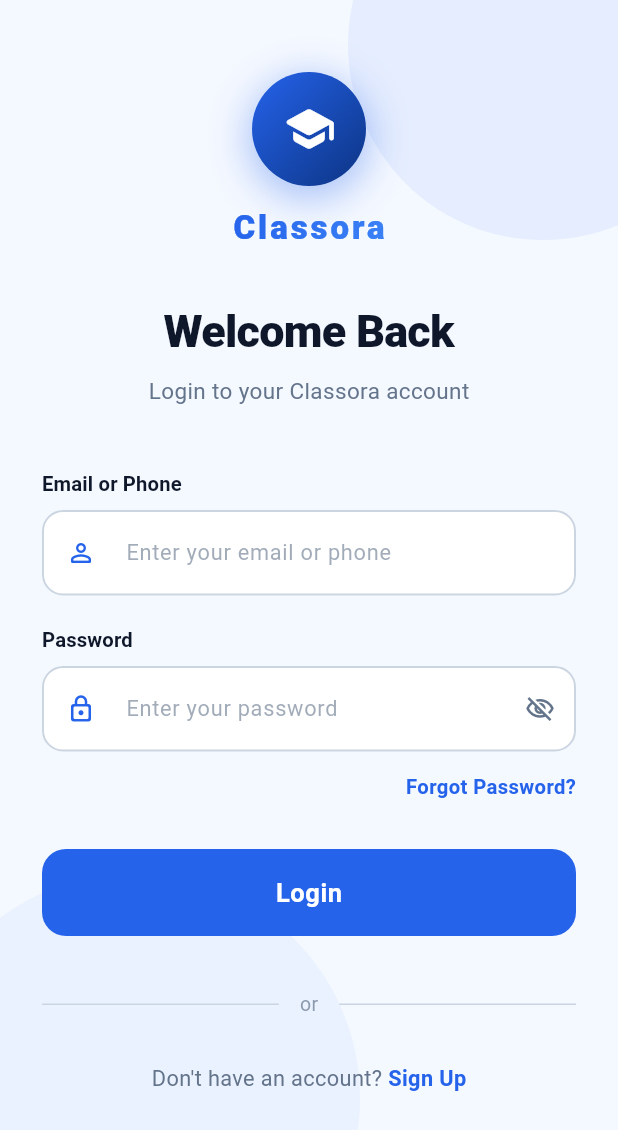
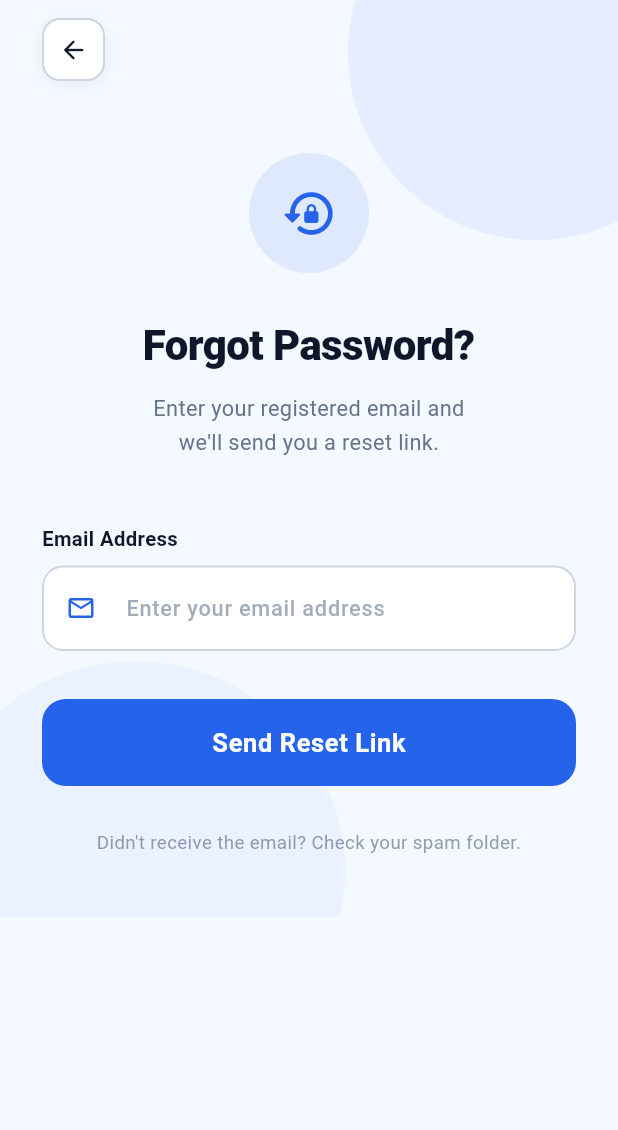
Before and after one commit to mardy-cse/Classora, a Flutter app: the LoginScreen screen opened directly, after a tap on "Forgot Password?", on a phone screen of 412 x 824 dp. Shown: the top 1130 px of the screen. Run offline on Flutter 3.47's test engine with Material 3 defaults, Android fonts, the phone set to English and light mode, and no system bars.

Commit message:
feat: add login, signup, and forgot password screens

```diff
--- /dev/null
+++ b/lib/screens/forgot_password_screen.dart
@@ -0,0 +1,433 @@
+import 'package:flutter/material.dart';
+import 'package:flutter/services.dart';
+
+const _kPrimary   = Color(0xFF2563EB);
+const _kAccent    = Color(0xFF3B82F6);
+const _kBg        = Color(0xFFF4F8FF);
+const _kTextDark  = Color(0xFF0F172A);
+const _kTextMuted = Color(0xFF64748B);
+const _kBorder    = Color(0xFFCBD5E1);
+const _kError     = Color(0xFFEF4444);
+const _kGreen     = Color(0xFF10B981);
+
+class ForgotPasswordScreen extends StatefulWidget {
+  const ForgotPasswordScreen({super.key});
+
+  @override
+  State<ForgotPasswordScreen> createState() => _ForgotPasswordScreenState();
+}
+
+class _ForgotPasswordScreenState extends State<ForgotPasswordScreen>
+    with SingleTickerProviderStateMixin {
+  final _formKey  = GlobalKey<FormState>();
+  final _emailCtrl = TextEditingController();
+  bool _loading   = false;
+  bool _sent      = false;
+
+  late final AnimationController _anim;
+  late final Animation<double>   _fade;
+  late final Animation<Offset>   _slide;
+
+  @override
+  void initState() {
+    super.initState();
+    _anim = AnimationController(
+      vsync: this,
+      duration: const Duration(milliseconds: 500),
+    )..forward();
+    _fade  = CurvedAnimation(parent: _anim, curve: Curves.easeOut);
+    _slide = Tween<Offset>(
+      begin: const Offset(0, 0.12),
+      end: Offset.zero,
+    ).animate(CurvedAnimation(parent: _anim, curve: Curves.easeOutCubic));
+  }
+
+  @override
+  void dispose() {
+    _emailCtrl.dispose();
+    _anim.dispose();
+    super.dispose();
+  }
+
+  String? _validateEmail(String? v) {
+    if (v == null || v.trim().isEmpty) return 'Email is required';
+    final re = RegExp(r'^[\w.+-]+@[\w-]+\.[a-z]{2,}$', caseSensitive: false);
+    if (!re.hasMatch(v.trim())) return 'Enter a valid email address';
+    return null;
+  }
+
+  Future<void> _send() async {
+    FocusScope.of(context).unfocus();
+    if (!_formKey.currentState!.validate()) return;
+    setState(() => _loading = true);
+    await Future.delayed(const Duration(milliseconds: 1400));
+    if (!mounted) return;
+    setState(() {
+      _loading = false;
+      _sent    = true;
+    });
+    _anim.forward(from: 0);
+  }
+
+  @override
+  Widget build(BuildContext context) {
+    final safeTop    = MediaQuery.of(context).padding.top;
+    final safeBottom = MediaQuery.of(context).padding.bottom;
+
+    return AnnotatedRegion<SystemUiOverlayStyle>(
+      value: const SystemUiOverlayStyle(
+        statusBarColor: Colors.transparent,
+        statusBarIconBrightness: Brightness.dark,
+        systemNavigationBarColor: _kBg,
+        systemNavigationBarIconBrightness: Brightness.dark,
+      ),
+      child: Scaffold(
+        backgroundColor: _kBg,
+        body: Stack(
+          children: [
+            // Background blobs
+            Positioned(
+              top: -90, right: -70,
+              child: _Blob(250, _kPrimary.withOpacity(0.07)),
+            ),
+            Positioned(
+              bottom: -110, left: -50,
+              child: _Blob(280, _kAccent.withOpacity(0.055)),
+            ),
+
+            SingleChildScrollView(
+              physics: const BouncingScrollPhysics(),
+              child: Padding(
+                padding: EdgeInsets.only(
+                  top: safeTop + 12,
+                  left: 28,
+                  right: 28,
+                  bottom: safeBottom + 40,
+                ),
+                child: FadeTransition(
+                  opacity: _fade,
+                  child: SlideTransition(
+                    position: _slide,
+                    child: Column(
+                      crossAxisAlignment: CrossAxisAlignment.center,
+                      children: [
+                        // Back button
+                        Align(
+                          alignment: Alignment.centerLeft,
+                          child: GestureDetector(
+                            onTap: () => Navigator.of(context).pop(),
+                            child: Container(
+                              width: 42,
+                              height: 42,
+                              decoration: BoxDecoration(
+                                color: Colors.white,
+                                borderRadius: BorderRadius.circular(12),
+                                border:
+                                    Border.all(color: _kBorder, width: 1.3),
+                                boxShadow: [
+                                  BoxShadow(
+                                    color: Colors.black.withOpacity(0.05),
+                                    blurRadius: 8,
+                                    offset: const Offset(0, 2),
+                                  ),
+                                ],
+                              ),
+                              child: const Icon(
+                                Icons.arrow_back_rounded,
+                                color: _kTextDark,
+                                size: 20,
+                              ),
+                            ),
+                          ),
+                        ),
+
+                        const SizedBox(height: 48),
+
+                        // Icon
+                        Container(
+                          width: 80,
+                          height: 80,
+                          decoration: BoxDecoration(
+                            color: _kPrimary.withOpacity(0.10),
+                            shape: BoxShape.circle,
+                          ),
+                          child: const Icon(
+                            Icons.lock_reset_rounded,
+                            color: _kPrimary,
+                            size: 38,
+                          ),
+                        ),
+
+                        const SizedBox(height: 28),
+
+                        const Text(
+                          'Forgot Password?',
+                          style: TextStyle(
+                            color: _kTextDark,
+                            fontSize: 28,
+                            fontWeight: FontWeight.w800,
+                            letterSpacing: -0.4,
+                          ),
+                        ),
+                        const SizedBox(height: 10),
+                        const Text(
+                          'Enter your registered email and\nwe\'ll send you a reset link.',
+                          textAlign: TextAlign.center,
+                          style: TextStyle(
+                            color: _kTextMuted,
+                            fontSize: 14.5,
+                            height: 1.6,
+                            fontWeight: FontWeight.w400,
+                          ),
+                        ),
+
+                        const SizedBox(height: 44),
+
+                        if (!_sent) ...[
+                          // ── Email form ──────────────────────────────────
+                          Form(
+                            key: _formKey,
+                            child: Column(
+                              crossAxisAlignment: CrossAxisAlignment.stretch,
+                              children: [
+                                const _FieldLabel(label: 'Email Address'),
+                                const SizedBox(height: 8),
+                                TextFormField(
+                                  controller: _emailCtrl,
+                                  keyboardType: TextInputType.emailAddress,
+                                  validator: _validateEmail,
+                                  style: const TextStyle(
+                                    color: _kTextDark,
+                                    fontSize: 15,
+                                    fontWeight: FontWeight.w500,
+                                  ),
+                                  decoration: InputDecoration(
+                                    hintText: 'Enter your email address',
+                                    hintStyle: TextStyle(
+                                      color: _kTextMuted.withOpacity(0.6),
+                                      fontSize: 14.5,
+                                    ),
+                                    prefixIcon: const Padding(
+                                      padding: EdgeInsets.symmetric(
+                                          horizontal: 14),
+                                      child: Icon(
+                                        Icons.email_outlined,
+                                        color: _kPrimary,
+                                        size: 20,
+                                      ),
+                                    ),
+                                    prefixIconConstraints:
+                                        const BoxConstraints(
+                                            minWidth: 52, minHeight: 52),
+                                    filled: true,
+                                    fillColor: Colors.white,
+                                    contentPadding:
+                                        const EdgeInsets.symmetric(
+                                            horizontal: 16, vertical: 17),
+                                    enabledBorder: OutlineInputBorder(
+                                      borderRadius:
+                                          BorderRadius.circular(14),
+                                      borderSide: const BorderSide(
+                                          color: _kBorder, width: 1.3),
+                                    ),
+                                    focusedBorder: OutlineInputBorder(
+                                      borderRadius:
+                                          BorderRadius.circular(14),
+                                      borderSide: const BorderSide(
+                                          color: _kPrimary, width: 1.8),
+                                    ),
+                                    errorBorder: OutlineInputBorder(
+                                      borderRadius:
+                                          BorderRadius.circular(14),
+                                      borderSide: const BorderSide(
+                                          color: _kError, width: 1.3),
+                                    ),
+                                    focusedErrorBorder: OutlineInputBorder(
+                                      borderRadius:
+                                          BorderRadius.circular(14),
+                                      borderSide: const BorderSide(
+                                          color: _kError, width: 1.8),
+                                    ),
+                                    errorStyle: const TextStyle(
+                                      color: _kError,
+                                      fontSize: 12,
+                                      fontWeight: FontWeight.w500,
+                                    ),
+                                  ),
+                                ),
+
+                                const SizedBox(height: 32),
+
+                                // Send button
+                                SizedBox(
+                                  width: double.infinity,
+                                  height: 58,
+                                  child: ElevatedButton(
+                                    onPressed: _loading ? null : _send,
+                                    style: ElevatedButton.styleFrom(
+                                      backgroundColor: _kPrimary,
+                                      foregroundColor: Colors.white,
+                                      disabledBackgroundColor:
+                                          _kPrimary.withOpacity(0.65),
+                                      elevation: 0,
+                                      shadowColor: Colors.transparent,
+                                      shape: RoundedRectangleBorder(
+                                        borderRadius:
+                                            BorderRadius.circular(16),
+                                      ),
+                                    ),
+                                    child: _loading
+                                        ? const SizedBox(
+                                            width: 22,
+                                            height: 22,
+                                            child: CircularProgressIndicator(
+                                              color: Colors.white,
+                                              strokeWidth: 2.5,
+                                            ),
+                                          )
+                                        : const Text(
+                                            'Send Reset Link',
+                                            style: TextStyle(
+                                              fontSize: 17,
+                                              fontWeight: FontWeight.w700,
+                                              letterSpacing: 0.4,
+                                            ),
+                                          ),
+                                  ),
+                                ),
+                              ],
+                            ),
+                          ),
+                        ] else ...[
+                          // ── Success state ───────────────────────────────
+                          Container(
+                            padding: const EdgeInsets.all(24),
+                            decoration: BoxDecoration(
+                              color: _kGreen.withOpacity(0.08),
+                              borderRadius: BorderRadius.circular(20),
+                              border: Border.all(
+                                color: _kGreen.withOpacity(0.25),
+                                width: 1.3,
+                              ),
+                            ),
+                            child: Column(
+                              children: [
+                                Container(
+                                  width: 60,
+                                  height: 60,
+                                  decoration: BoxDecoration(
+                                    color: _kGreen.withOpacity(0.12),
+                                    shape: BoxShape.circle,
+                                  ),
+                                  child: const Icon(
+                                    Icons.mark_email_read_outlined,
+                                    color: _kGreen,
+                                    size: 30,
+                                  ),
+                                ),
+                                const SizedBox(height: 16),
+                                const Text(
+                                  'Check Your Email',
+                                  style: TextStyle(
+                                    color: _kTextDark,
+                                    fontSize: 18,
+                                    fontWeight: FontWeight.w700,
+                                  ),
+                                ),
+                                const SizedBox(height: 8),
+                                Text(
+                                  'We\'ve sent a password reset link to\n${_emailCtrl.text.trim()}',
+                                  textAlign: TextAlign.center,
+                                  style: const TextStyle(
+                                    color: _kTextMuted,
+                                    fontSize: 14,
+                                    height: 1.6,
+                                  ),
+                                ),
+                              ],
+                            ),
+                          ),
+
+                          const SizedBox(height: 32),
+
+                          SizedBox(
+                            width: double.infinity,
+                            height: 58,
+                            child: ElevatedButton(
+                              onPressed: () => Navigator.of(context).pop(),
+                              style: ElevatedButton.styleFrom(
+                                backgroundColor: _kPrimary,
+                                foregroundColor: Colors.white,
+                                elevation: 0,
+                                shadowColor: Colors.transparent,
+                                shape: RoundedRectangleBorder(
+                                  borderRadius: BorderRadius.circular(16),
+                                ),
+                              ),
+                              child: const Text(
+                                'Back to Login',
+                                style: TextStyle(
+                                  fontSize: 17,
+                                  fontWeight: FontWeight.w700,
+                                  letterSpacing: 0.4,
+                                ),
+                              ),
+                            ),
+                          ),
+                        ],
+
+                        const SizedBox(height: 28),
+
+                        // Resend hint
+                        if (!_sent)
+                          Text(
+                            "Didn't receive the email? Check your spam folder.",
+                            textAlign: TextAlign.center,
+                            style: TextStyle(
+                              color: _kTextMuted.withOpacity(0.7),
+                              fontSize: 12.5,
+                              height: 1.5,
+                            ),
+                          ),
+                      ],
+                    ),
+                  ),
+                ),
+              ),
+            ),
+          ],
+        ),
+      ),
+    );
+  }
+}
+
+// ─── Shared widgets ───────────────────────────────────────────────────────────
+
+class _FieldLabel extends StatelessWidget {
+  final String label;
+  const _FieldLabel({required this.label});
+
+  @override
+  Widget build(BuildContext context) => Text(
+        label,
+        style: const TextStyle(
+          color: _kTextDark,
+          fontSize: 13.5,
+          fontWeight: FontWeight.w600,
+        ),
+      );
+}
+
+class _Blob extends StatelessWidget {
+  final double size;
+  final Color color;
+  const _Blob(this.size, this.color);
+
+  @override
+  Widget build(BuildContext context) => Container(
+        width: size,
+        height: size,
+        decoration: BoxDecoration(shape: BoxShape.circle, color: color),
+      );
+}
--- a/lib/screens/login_screen.dart
+++ b/lib/screens/login_screen.dart
@@ -1,6 +1,7 @@
 import 'package:flutter/material.dart';
 import 'package:flutter/services.dart';
 
+import 'forgot_password_screen.dart';
 import 'home_screen.dart';
 import 'signup_screen.dart';
 
@@ -241,7 +242,27 @@ class _LoginScreenState extends State<LoginScreen>
                               Align(
                                 alignment: Alignment.centerRight,
                                 child: GestureDetector(
-                                  onTap: () {},
+                                  onTap: () {
+                                    Navigator.of(context).push(
+                                      PageRouteBuilder(
+                                        pageBuilder: (_, a, __) =>
+                                            const ForgotPasswordScreen(),
+                                        transitionsBuilder: (_, a, __, child) =>
+                                            SlideTransition(
+                                              position: Tween<Offset>(
+                                                begin: const Offset(0, 0.08),
+                                                end: Offset.zero,
+                                              ).animate(CurvedAnimation(
+                                                  parent: a,
+                                                  curve: Curves.easeOutCubic)),
+                                              child: FadeTransition(
+                                                  opacity: a, child: child),
+                                            ),
+                                        transitionDuration:
+                                            const Duration(milliseconds: 380),
+                                      ),
+                                    );
+                                  },
                                   child: const Text(
                                     'Forgot Password?',
                                     style: TextStyle(
```
